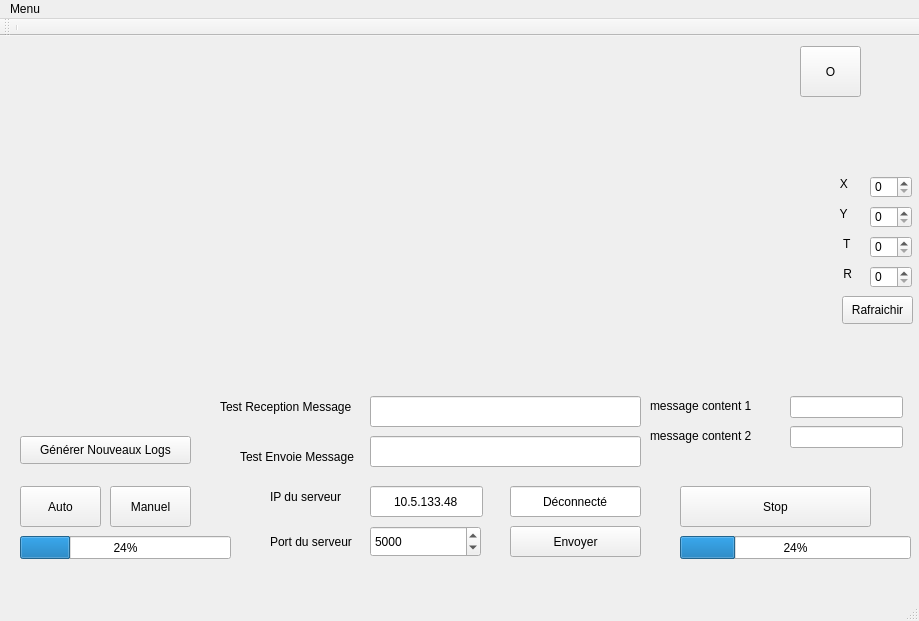
D3Rnatch/TestPhabricator, file Sources/Ground_station/Qt/mainwindow.ui: the form before one commit.
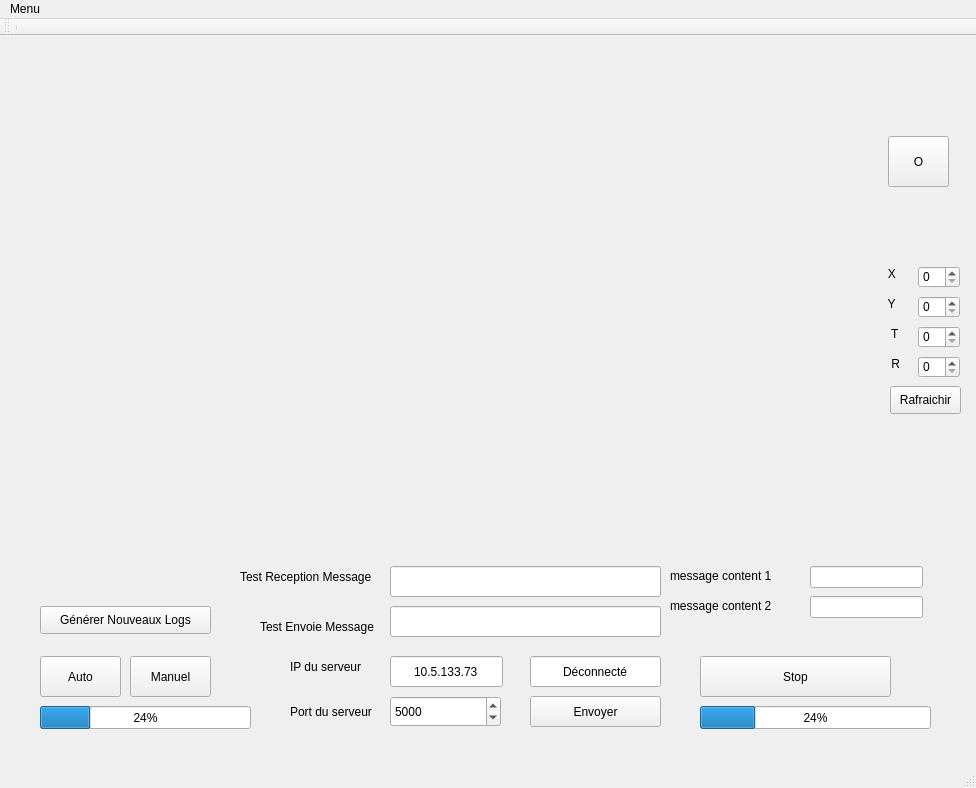
The form after the commit.

What changed in the file:
```diff
--- a/Sources/Ground_station/Qt/mainwindow.ui
+++ b/Sources/Ground_station/Qt/mainwindow.ui
@@ -6,8 +6,8 @@
    <rect>
     <x>0</x>
     <y>0</y>
-    <width>919</width>
-    <height>621</height>
+    <width>976</width>
+    <height>788</height>
    </rect>
   </property>
   <property name="windowTitle">
@@ -20,8 +20,8 @@
    <widget class="QPushButton" name="BoutonRec">
     <property name="geometry">
      <rect>
-      <x>800</x>
-      <y>10</y>
+      <x>888</x>
+      <y>100</y>
       <width>61</width>
       <height>51</height>
      </rect>
@@ -33,8 +33,8 @@
    <widget class="QProgressBar" name="progressBarBatterieFans">
     <property name="geometry">
      <rect>
-      <x>20</x>
-      <y>500</y>
+      <x>40</x>
+      <y>670</y>
       <width>211</width>
       <height>23</height>
      </rect>
@@ -46,8 +46,8 @@
    <widget class="QProgressBar" name="progressBarBatterieLevitation">
     <property name="geometry">
      <rect>
-      <x>680</x>
-      <y>500</y>
+      <x>700</x>
+      <y>670</y>
       <width>231</width>
       <height>23</height>
      </rect>
@@ -59,8 +59,8 @@
    <widget class="QPushButton" name="boutonAuto">
     <property name="geometry">
      <rect>
-      <x>20</x>
-      <y>450</y>
+      <x>40</x>
+      <y>620</y>
       <width>81</width>
       <height>41</height>
      </rect>
@@ -72,8 +72,8 @@
    <widget class="QPushButton" name="boutonManuel">
     <property name="geometry">
      <rect>
-      <x>110</x>
-      <y>450</y>
+      <x>130</x>
+      <y>620</y>
       <width>81</width>
       <height>41</height>
      </rect>
@@ -85,8 +85,8 @@
    <widget class="QPushButton" name="boutonStop">
     <property name="geometry">
      <rect>
-      <x>680</x>
-      <y>450</y>
+      <x>700</x>
+      <y>620</y>
       <width>191</width>
       <height>41</height>
      </rect>
@@ -98,14 +98,14 @@
    <widget class="QLineEdit" name="adr_ip">
     <property name="geometry">
      <rect>
-      <x>370</x>
-      <y>450</y>
+      <x>390</x>
+      <y>620</y>
       <width>113</width>
       <height>31</height>
      </rect>
     </property>
     <property name="text">
-     <string>10.5.133.48</string>
+     <string>10.5.133.73</string>
     </property>
     <property name="alignment">
      <set>Qt::AlignCenter</set>
@@ -114,8 +114,8 @@
    <widget class="QLabel" name="label_ip">
     <property name="geometry">
      <rect>
-      <x>270</x>
-      <y>450</y>
+      <x>290</x>
+      <y>620</y>
       <width>91</width>
       <height>21</height>
      </rect>
@@ -127,8 +127,8 @@
    <widget class="QLabel" name="label_port">
     <property name="geometry">
      <rect>
-      <x>270</x>
-      <y>490</y>
+      <x>290</x>
+      <y>660</y>
       <width>91</width>
       <height>31</height>
      </rect>
@@ -140,8 +140,8 @@
    <widget class="QPushButton" name="boutonEnvoyer">
     <property name="geometry">
      <rect>
-      <x>510</x>
-      <y>490</y>
+      <x>530</x>
+      <y>660</y>
       <width>131</width>
       <height>31</height>
      </rect>
@@ -153,8 +153,8 @@
    <widget class="QLineEdit" name="message_envoie">
     <property name="geometry">
      <rect>
-      <x>370</x>
-      <y>400</y>
+      <x>390</x>
+      <y>570</y>
       <width>271</width>
       <height>31</height>
      </rect>
@@ -166,8 +166,8 @@
    <widget class="QLabel" name="label_messageEnvoie">
     <property name="geometry">
      <rect>
-      <x>240</x>
-      <y>410</y>
+      <x>260</x>
+      <y>580</y>
       <width>121</width>
       <height>21</height>
      </rect>
@@ -179,8 +179,8 @@
    <widget class="QSpinBox" name="numero_port_serveur">
     <property name="geometry">
      <rect>
-      <x>370</x>
-      <y>490</y>
+      <x>390</x>
+      <y>660</y>
       <width>111</width>
       <height>31</height>
      </rect>
@@ -195,8 +195,8 @@
    <widget class="QLineEdit" name="message_recu">
     <property name="geometry">
      <rect>
-      <x>370</x>
-      <y>360</y>
+      <x>390</x>
+      <y>530</y>
       <width>271</width>
       <height>31</height>
      </rect>
@@ -208,8 +208,8 @@
    <widget class="QLabel" name="label_messageRecu">
     <property name="geometry">
      <rect>
-      <x>220</x>
-      <y>360</y>
+      <x>240</x>
+      <y>530</y>
       <width>141</width>
       <height>21</height>
      </rect>
@@ -224,8 +224,8 @@
     </property>
     <property name="geometry">
      <rect>
-      <x>510</x>
-      <y>450</y>
+      <x>530</x>
+      <y>620</y>
       <width>131</width>
       <height>31</height>
      </rect>
@@ -240,8 +240,8 @@
    <widget class="QLineEdit" name="box_message_content_1">
     <property name="geometry">
      <rect>
-      <x>790</x>
-      <y>360</y>
+      <x>810</x>
+      <y>530</y>
       <width>113</width>
       <height>22</height>
      </rect>
@@ -250,8 +250,8 @@
    <widget class="QLabel" name="label_message_content_1">
     <property name="geometry">
      <rect>
-      <x>650</x>
-      <y>360</y>
+      <x>670</x>
+      <y>530</y>
       <width>121</width>
       <height>20</height>
      </rect>
@@ -263,8 +263,8 @@
    <widget class="QLabel" name="label_message_content_2">
     <property name="geometry">
      <rect>
-      <x>650</x>
-      <y>390</y>
+      <x>670</x>
+      <y>560</y>
       <width>121</width>
       <height>20</height>
      </rect>
@@ -276,8 +276,8 @@
    <widget class="QLineEdit" name="box_message_content_2">
     <property name="geometry">
      <rect>
-      <x>790</x>
-      <y>390</y>
+      <x>810</x>
+      <y>560</y>
       <width>113</width>
       <height>22</height>
      </rect>
@@ -286,8 +286,8 @@
    <widget class="QLabel" name="label_x">
     <property name="geometry">
      <rect>
-      <x>810</x>
-      <y>140</y>
+      <x>858</x>
+      <y>230</y>
       <width>55</width>
       <height>16</height>
      </rect>
@@ -299,8 +299,8 @@
    <widget class="QLabel" name="label_2">
     <property name="geometry">
      <rect>
-      <x>810</x>
-      <y>170</y>
+      <x>858</x>
+      <y>260</y>
       <width>51</width>
       <height>16</height>
      </rect>
@@ -312,8 +312,8 @@
    <widget class="QLabel" name="label_T">
     <property name="geometry">
      <rect>
-      <x>820</x>
-      <y>200</y>
+      <x>868</x>
+      <y>290</y>
       <width>55</width>
       <height>16</height>
      </rect>
@@ -325,8 +325,8 @@
    <widget class="QLabel" name="label_T_2">
     <property name="geometry">
      <rect>
-      <x>820</x>
-      <y>230</y>
+      <x>868</x>
+      <y>320</y>
       <width>55</width>
       <height>16</height>
      </rect>
@@ -338,8 +338,8 @@
    <widget class="QSpinBox" name="box_x">
     <property name="geometry">
      <rect>
-      <x>870</x>
-      <y>140</y>
+      <x>918</x>
+      <y>230</y>
       <width>42</width>
       <height>22</height>
      </rect>
@@ -348,8 +348,8 @@
    <widget class="QSpinBox" name="box_y">
     <property name="geometry">
      <rect>
-      <x>870</x>
-      <y>170</y>
+      <x>918</x>
+      <y>260</y>
       <width>42</width>
       <height>22</height>
      </rect>
@@ -358,8 +358,8 @@
    <widget class="QSpinBox" name="box_t">
     <property name="geometry">
      <rect>
-      <x>870</x>
-      <y>200</y>
+      <x>918</x>
+      <y>290</y>
       <width>42</width>
       <height>22</height>
      </rect>
@@ -368,8 +368,8 @@
    <widget class="QSpinBox" name="box_r">
     <property name="geometry">
      <rect>
-      <x>870</x>
-      <y>230</y>
+      <x>918</x>
+      <y>320</y>
       <width>42</width>
       <height>22</height>
      </rect>
@@ -378,8 +378,8 @@
    <widget class="QPushButton" name="boutonLog">
     <property name="geometry">
      <rect>
-      <x>20</x>
-      <y>400</y>
+      <x>40</x>
+      <y>570</y>
       <width>171</width>
       <height>28</height>
      </rect>
@@ -391,8 +391,8 @@
    <widget class="QPushButton" name="bouton_coord_refresh">
     <property name="geometry">
      <rect>
-      <x>842</x>
-      <y>260</y>
+      <x>890</x>
+      <y>350</y>
       <width>71</width>
       <height>28</height>
      </rect>
@@ -417,8 +417,8 @@
     <rect>
      <x>0</x>
      <y>0</y>
-     <width>919</width>
-     <height>27</height>
+     <width>976</width>
+     <height>26</height>
     </rect>
    </property>
    <widget class="QMenu" name="menuMenu">
```
